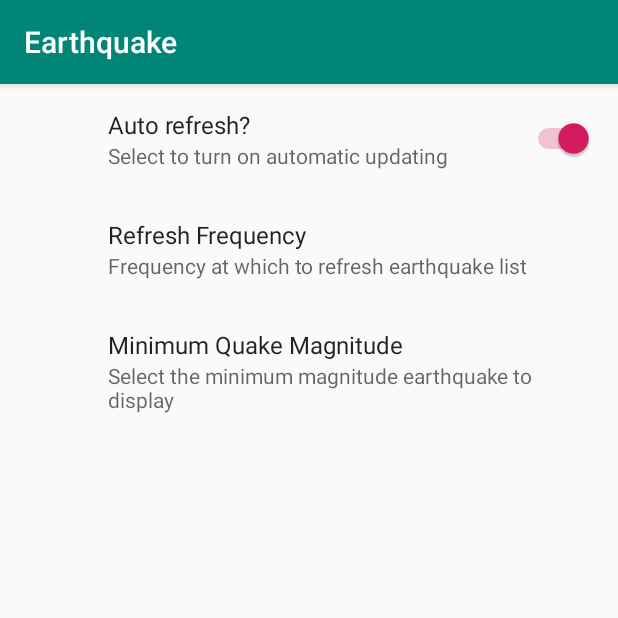
After one commit to magesh-pillai/Earthquake, an Android app: the PreferencesActivity screen opened directly, with no data from a screen before it, on a phone screen of 412 x 824 dp, the top half of it. The commit adds this screen. Run offline under Robolectric (Android 15) with nearby library versions, the phone set to English and light mode, and no system bars; our stand-ins replace androidx.preference.

Commit message:
Completed chapter 8.

```diff
--- a/app/build.gradle
+++ b/app/build.gradle
@@ -24,8 +24,9 @@ dependencies {
     implementation 'com.android.support:appcompat-v7:27.1.1'
     implementation 'com.android.support.constraint:constraint-layout:1.1.3'
     implementation 'android.arch.lifecycle:extensions:1.1.1'
+    implementation 'com.android.support:recyclerview-v7:27.1.1'
+    implementation 'com.android.support:preference-v14:27.1.1'
     testImplementation 'junit:junit:4.12'
     androidTestImplementation 'com.android.support.test:runner:1.0.2'
     androidTestImplementation 'com.android.support.test.espresso:espresso-core:3.0.2'
-    implementation 'com.android.support:recyclerview-v7:27.1.1'
 }
--- /dev/null
+++ b/app/src/main/java/com/example/mages/earthquake/PreferencesActivity.java
@@ -0,0 +1,27 @@
+package com.example.mages.earthquake;
+
+import android.support.v7.app.AppCompatActivity;
+import android.os.Bundle;
+import android.support.v7.preference.PreferenceFragmentCompat;
+
+public class PreferencesActivity extends AppCompatActivity {
+
+    public static final String PREF_AUTO_UPDATE = "PREF_AUTO_UPDATE";
+    public static final String USER_PREFERENCE = "USER_PREFERENCE";
+    public static final String PREF_MIN_MAG = "PREF_MIN_MAG";
+    public static final String PREF_UPDATE_FREQ = "PREF_UPDATE_FREQ";
+
+    @Override
+    protected void onCreate(Bundle savedInstanceState) {
+        super.onCreate(savedInstanceState);
+        setContentView(R.layout.activity_preferences);
+    }
+
+    public static class PrefFragment extends PreferenceFragmentCompat {
+
+        @Override
+        public void onCreatePreferences(Bundle savedInstanceState, String rootKey) {
+            setPreferencesFromResource(R.xml.userpreferences, null);
+        }
+    }
+}
--- /dev/null
+++ b/app/src/main/res/layout/activity_preferences.xml
@@ -0,0 +1,13 @@
+<?xml version="1.0" encoding="utf-8"?>
+<FrameLayout xmlns:android="http://schemas.android.com/apk/res/android"
+    xmlns:app="http://schemas.android.com/apk/res-auto"
+    xmlns:tools="http://schemas.android.com/tools"
+    android:layout_width="match_parent"
+    android:layout_height="match_parent"
+    tools:context=".PreferencesActivity">
+    <fragment
+        android:id="@+id/preferences_fragment"
+        android:layout_width="match_parent"
+        android:layout_height="match_parent"
+        android:name="com.example.mages.earthquake.PreferencesActivity$PrefFragment" />
+</FrameLayout>
--- /dev/null
+++ b/app/src/main/res/values/arrays.xml
@@ -0,0 +1,33 @@
+<?xml version="1.0" encoding="utf-8"?>
+<resources>
+    <string-array name="update_freq_options">
+        <item>Every Minute</item>
+        <item>5 minutes</item>
+        <item>10 minutes</item>
+        <item>15 minutes</item>
+        <item>Every Hour</item>
+    </string-array>
+    <string-array name="update_freq_values">
+        <item>1</item>
+        <item>5</item>
+        <item>10</item>
+        <item>15</item>
+        <item>60</item>
+    </string-array>
+    <string-array name="magnitude_options">
+        <item>All Magnitudes</item>
+        <item>Magnitude 3</item>
+        <item>Magnitude 5</item>
+        <item>Magnitude 6</item>
+        <item>Magnitude 7</item>
+        <item>Magnitude 8</item>
+    </string-array>
+    <string-array name="magnitude_values">
+        <item>0</item>
+        <item>3</item>
+        <item>5</item>
+        <item>6</item>
+        <item>7</item>
+        <item>8</item>
+    </string-array>
+</resources>
--- a/app/src/main/res/values/strings.xml
+++ b/app/src/main/res/values/strings.xml
@@ -1,4 +1,9 @@
 <resources>
     <string name="app_name">Earthquake</string>
     <string name="earthquake_feed">https://earthquake.usgs.gov/earthquakes/feed/v1.0/summary/2.5_day.atom</string>
+    <string name="menu_update">Refresh Earthquakes</string>
+    <string name="auto_update_prompt">Auto refresh?</string>
+    <string name="update_freq_prompt">Refresh Frequency</string>
+    <string name="min_quake_mag_prompt">Minimum Quake Magnitude</string>
+    <string name="menu_settings">Settings</string>
 </resources>
--- a/app/src/main/res/values/styles.xml
+++ b/app/src/main/res/values/styles.xml
@@ -6,6 +6,7 @@
         <item name="colorPrimary">@color/colorPrimary</item>
         <item name="colorPrimaryDark">@color/colorPrimaryDark</item>
         <item name="colorAccent">@color/colorAccent</item>
+        <item name="preferenceTheme">@style/PreferenceThemeOverlay.v14.Material</item>
     </style>
 
 </resources>
--- /dev/null
+++ b/app/src/main/res/xml/userpreferences.xml
@@ -0,0 +1,24 @@
+<?xml version="1.0" encoding="utf-8"?>
+<PreferenceScreen xmlns:android="http://schemas.android.com/apk/res/android">
+    <SwitchPreference
+        android:key="PREF_AUTO_UPDATE"
+        android:title="@string/auto_update_prompt"
+        android:summary="Select to turn on automatic updating"
+        android:defaultValue="true" />
+    <ListPreference
+        android:key="PREF_UPDATE_FREQ"
+        android:title="@string/update_freq_prompt"
+        android:summary="Frequency at which to refresh earthquake list"
+        android:entries="@array/update_freq_options"
+        android:entryValues="@array/update_freq_values"
+        android:dialogTitle="Refresh frequency"
+        android:defaultValue="60" />
+    <ListPreference
+        android:key="PREF_MIN_MAG"
+        android:title="@string/min_quake_mag_prompt"
+        android:summary="Select the minimum magnitude earthquake to display"
+        android:entries="@array/magnitude_options"
+        android:entryValues="@array/magnitude_values"
+        android:dialogTitle="Magnitude"
+        android:defaultValue="3" />
+</PreferenceScreen>
```
Also changed, not shown: app/src/main/AndroidManifest.xml (+9 -1 lines), app/src/main/java/com/example/mages/earthquake/EarthquakeListFragment.java (+42 -5 lines), app/src/main/java/com/example/mages/earthquake/EarthquakeMainActivity.java (+28 -6 lines).
